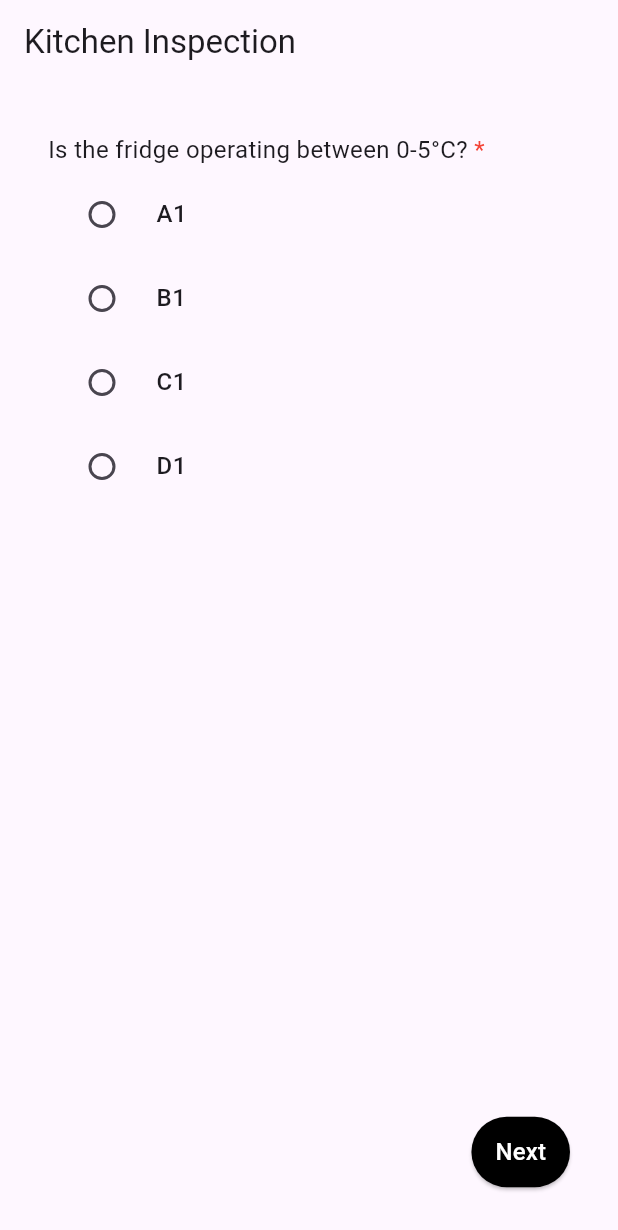
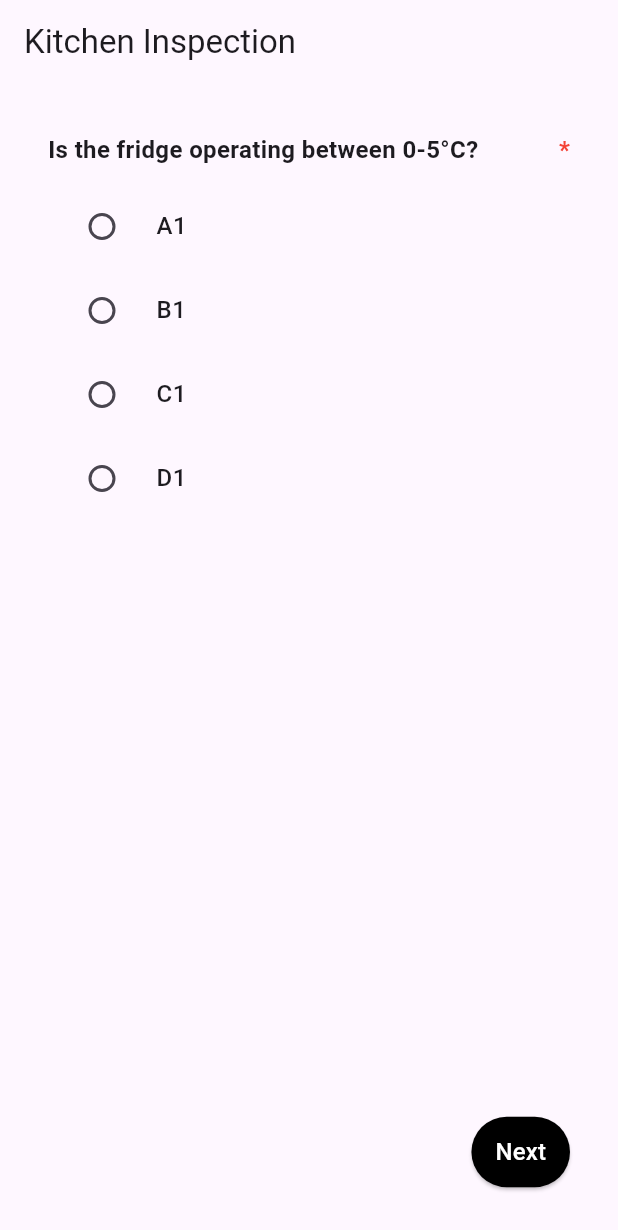
Before and after one commit to acsdeveloper/reactive_forms, a Flutter app: the screen it shows after launch, on a phone screen of 412 x 824 dp. Shown: the top 1230 px of the screen. Run offline on Flutter 3.47's test engine with Material 3 defaults, Android fonts, the phone set to English and light mode, and no system bars; drawn by our look-alikes of reactive_forms; our stand-ins replace file_picker, google_fonts, image_picker, permission_handler.

Commit message:
Update dynamicform.dart

```diff
--- a/lib/dynamicform.dart
+++ b/lib/dynamicform.dart
@@ -97,6 +97,9 @@ class _DynamicFormState extends State<DynamicForm>
   // Mapping to track relationships between original and duplicated fields
   Map<String, String> _originalToDuplicateNames = {};
 
+  // Maintain a map of which question number corresponds to each anchor
+  Map<int, int> _anchorToQuestionNumber = {};
+
   @override
   void initState() {
     super.initState();
@@ -258,10 +261,10 @@ class _DynamicFormState extends State<DynamicForm>
       // Get the current anchor
       final currentAnchor = _groupAnchors[_currentGroupPointer];
       if (currentAnchor >= 0 && currentAnchor < _internalFields.length) {
-        // Check if this field has a non-empty groupWith value
+        // Check if this field or any field in its group has a groupWith property
         final currentField = _internalFields[currentAnchor];
-        final groupWithValue = currentField['groupWith']?.toString() ?? '';
-        currentQuestionHasGroupWith = groupWithValue.isNotEmpty;
+        currentQuestionHasGroupWith = currentField['groupWith'] != null ||
+            currentField['allowDuplicate'] == true;
 
         // For debugging
         if (kDebugMode) {
@@ -269,6 +272,9 @@ class _DynamicFormState extends State<DynamicForm>
           print("Current field: ${currentField['name']}");
           if (currentField['groupWith'] != null) {
             print("GroupWith: ${currentField['groupWith']}");
+          }
+          if (currentField['allowDuplicate'] == true) {
+            print("AllowDuplicate: ${currentField['allowDuplicate']}");
           }
         }
       }
@@ -372,14 +378,12 @@ class _DynamicFormState extends State<DynamicForm>
       print("Current anchor: $currentAnchor ($currentAnchorName)");
     }
 
-    // Build the current question fields
-    // This is the original question that is always displayed
+    // Build the card for the current anchor with all its grouped fields
+    // This is the original card that is always displayed
     final List<int> currentIndices =
         _anchorToFieldIndices[currentAnchor] ?? [currentAnchor];
     final List<Map<String, dynamic>> currentGroupFields =
         currentIndices.map((i) => _internalFields[i]).toList();
-
-    // Check if the current question has a groupWith property to determine UI style
     bool hasGroupWith = false;
     for (final field in currentGroupFields) {
       final groupWithValue = field['groupWith']?.toString() ?? '';
@@ -388,16 +392,14 @@ class _DynamicFormState extends State<DynamicForm>
         break;
       }
     }
-
     if (kDebugMode) {
       print(
-          "Building original question for anchor $currentAnchor ($currentAnchorName)");
+          "Building original card for anchor $currentAnchor ($currentAnchorName)");
       print(
-          "Fields in original question: ${currentGroupFields.map((f) => f['name']).toList()}");
-      print("Has groupWith: $hasGroupWith");
-    }
-
-    // If the question has groupWith, use a card UI, otherwise use plain UI
+          "Fields in original card: ${currentGroupFields.map((f) => f['name']).toList()}");
+    }
+
+    // Add the original card
     if (hasGroupWith) {
       // Add the original question as a card
       widgets.add(_buildCardForFields(currentGroupFields, false));
@@ -465,11 +467,11 @@ class _DynamicFormState extends State<DynamicForm>
       }
     }
 
-    if (kDebugMode && duplicateAnchors.isNotEmpty) {
+    if (kDebugMode) {
       print("Duplicate anchors to show: $duplicateAnchors");
     }
 
-    // Build cards for all duplicate anchors - duplicates are always shown in cards with delete buttons
+    // Build cards for all duplicate anchors
     for (final anchor in duplicateAnchors) {
       final indices = _anchorToFieldIndices[anchor] ?? [anchor];
       final fields = indices.map((i) => _internalFields[i]).toList();
@@ -481,7 +483,7 @@ class _DynamicFormState extends State<DynamicForm>
             "Fields in duplicate card: ${fields.map((f) => f['name']).toList()}");
       }
 
-      // Add the duplicate card with delete button - duplicates always use cards
+      // Add the duplicate card with delete button
       widgets.add(_buildCardForFields(fields, true));
     }
 
@@ -859,17 +861,61 @@ class _DynamicFormState extends State<DynamicForm>
 
   Widget _buildLabelRow(Map<String, dynamic> field) {
     if (field['label'] == null) return const SizedBox.shrink();
-    return Row(
-      children: [
+
+    // Find the anchor index for this field
+    int? anchorIndex;
+    for (var entry in _anchorToFieldIndices.entries) {
+      if (entry.value.any((idx) => idx < _internalFields.length &&
+          _internalFields[idx]['name'] == field['name'])) {
+        anchorIndex = entry.key;
+        break;
+      }
+    }
+
+    // Get question number if available
+    int? questionNumber = anchorIndex != null ? _anchorToQuestionNumber[anchorIndex] : null;
+
+    return Padding(
+      padding: const EdgeInsets.only(bottom: 8.0),
+      child: Column(
+        crossAxisAlignment: CrossAxisAlignment.start,
+        children: [
+          if (questionNumber != null)
             Text(
+              'Question $questionNumber',
+              style: TextStyle(
+                fontWeight: FontWeight.bold,
+                fontSize: 18.0,
+                color: widget.primaryColor ?? Theme.of(context).primaryColor,
+                fontFamily: widget.fontFamily?.fontFamily,
+              ),
+            ),
+          if (questionNumber != null)
+            const SizedBox(height: 4.0),
+          Row(
+            children: [
+              Expanded(
+                child: Text(
                   field['label'],
-          style: widget.fontFamily.copyWith(fontWeight: FontWeight.w400),
+                  style: TextStyle(
+                    fontWeight: FontWeight.bold,
+                    fontSize: 16.0,
+                    fontFamily: widget.fontFamily?.fontFamily,
+                  ),
+                ),
               ),
               if (field['required'] == true)
                 Text(' *',
-              style: widget.fontFamily
-                  .copyWith(color: Colors.red, fontWeight: FontWeight.w400)),
-      ],
+                    style: TextStyle(
+                      color: Colors.red,
+                      fontWeight: FontWeight.bold,
+                      fontSize: 16.0,
+                      fontFamily: widget.fontFamily?.fontFamily,
+                    )),
+            ],
+          ),
+        ],
+      ),
     );
   }
 
@@ -2601,12 +2647,12 @@ class _DynamicFormState extends State<DynamicForm>
   }
 
   List<Widget> _buildGroupedCards() {
-    List<Widget> widgets = [];
+    List<Widget> cards = [];
 
     try {
       // Safety check for empty anchors
       if (_groupAnchors.isEmpty) {
-        return widgets;
+        return cards;
       }
 
       // Iterate over each anchor that defines a group
@@ -2639,20 +2685,7 @@ class _DynamicFormState extends State<DynamicForm>
           isDuplicated = _internalFields[anchor]['isDuplicate'] == true;
         }
 
-        // Check if any field in this group has a non-empty groupWith property
-        bool hasGroupWith = false;
-        for (final field in groupFields) {
-          final groupWithValue = field['groupWith']?.toString() ?? '';
-          if (groupWithValue.isNotEmpty) {
-            hasGroupWith = true;
-            break;
-          }
-        }
-
-        // Always use card UI for duplicated questions
-        // For original questions, use card only if they have groupWith
-        if (isDuplicated || hasGroupWith) {
-          widgets.add(
+        cards.add(
           Card(
             margin: const EdgeInsets.symmetric(vertical: 8, horizontal: 4),
             child: Padding(
@@ -2685,20 +2718,12 @@ class _DynamicFormState extends State<DynamicForm>
             ),
           ),
         );
-        } else {
-          // For questions without groupWith, add them directly without a card
-          widgets.addAll(
-              groupFields.map((fieldData) => _buildField(fieldData)).toList());
-
-          // Add spacing between ungrouped questions
-          widgets.add(const SizedBox(height: 16));
-        }
       }
     } catch (e) {
       print('Error building grouped cards: $e');
     }
 
-    return widgets;
+    return cards;
   }
 
   // --- Group logic -------------------------------------------------
```
Lines whose indentation alone changed are shown as unchanged.
